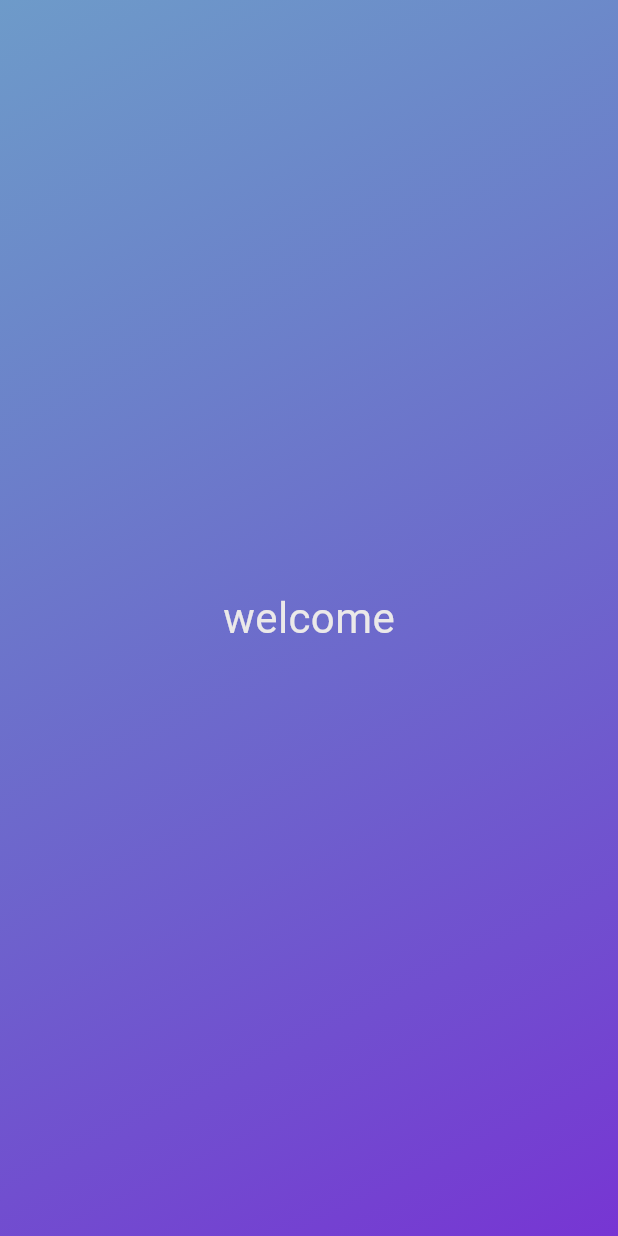
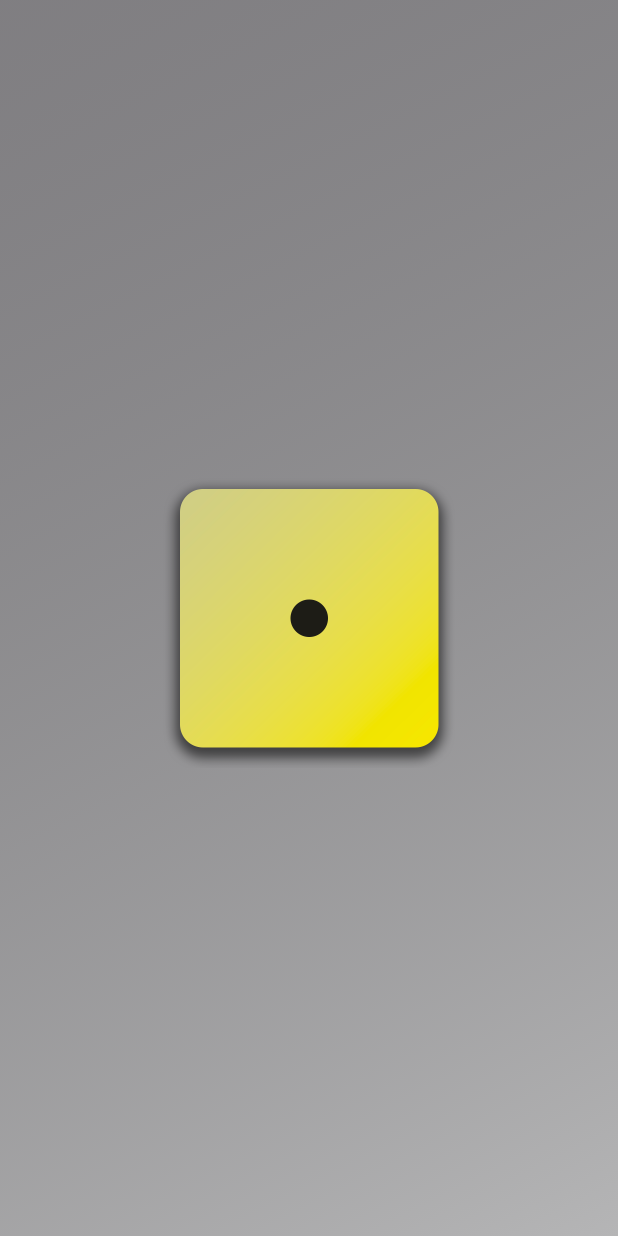
Before and after one commit to NVsandeepani/rolldie_app, a Flutter app: the screen it shows after launch, on a phone screen of 412 x 824 dp. Run offline on Flutter 3.47's test engine with Material 3 defaults, Android fonts, the light colour scheme and no system bars.

Commit message:
add some featcurd

```diff
--- a/lib/gradient_color.dart
+++ b/lib/gradient_color.dart
@@ -1,5 +1,5 @@
 import 'package:flutter/material.dart';
-import 'package:rolldie_app/styled_text.dart';
+//import 'package:rolldie_app/styled_text.dart';
 
 const startAligment=Alignment.topLeft;
 const endAligment=Alignment.bottomRight;
@@ -8,6 +8,11 @@ const endAligment=Alignment.bottomRight;
 class GradientColor extends StatelessWidget {
 
   const GradientColor(this.color1, this.color2, {super.key});
+  const GradientColor.purple ({super.key}):
+  color1= Colors.grey,
+  color2=Colors.white;
+
+
     final Color color1;
     final Color color2;
 
@@ -23,7 +28,9 @@ class GradientColor extends StatelessWidget {
         ),
       ),
       child:   Center(
-        child: StyledText('welcome')),
-        );
+        child: Image.asset("assets/images/dice-1.png",
+        width: 200,),
+     )
+      );
   }
 }
--- a/lib/main.dart
+++ b/lib/main.dart
@@ -5,7 +5,7 @@ void main() {
   runApp(
     const MaterialApp(
     home: Scaffold(
-      body: GradientColor(Color.fromRGBO(45, 113, 177, 0.69), Color.fromARGB(255, 119, 53, 211)),
+      body: GradientColor(Color.fromRGBO(69, 70, 71, 0.682), Color.fromARGB(255, 181, 181, 182)),
           ),
   ),
   );
```
Also changed, not shown: pubspec.yaml (+7 -3 lines), assets/images/dice-1.png (added), assets/images/dice-2.png (added), assets/images/dice-3.png (added), assets/images/dice-4.png (added), assets/images/dice-5.png (added), assets/images/dice-6.png (added).
